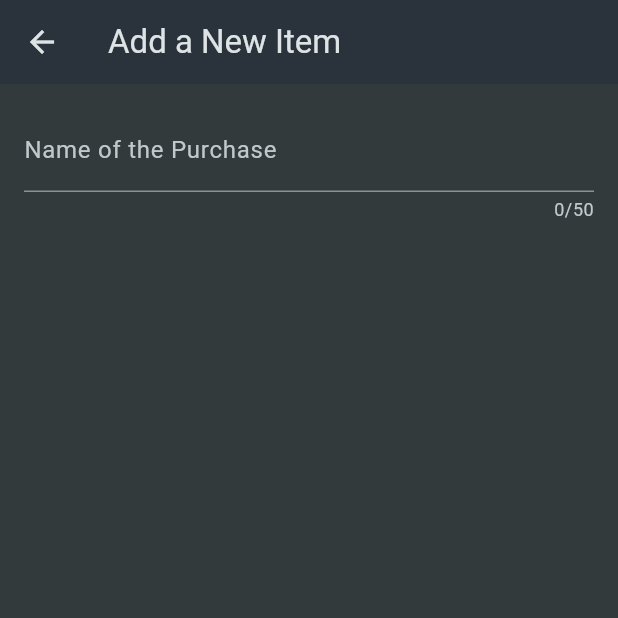
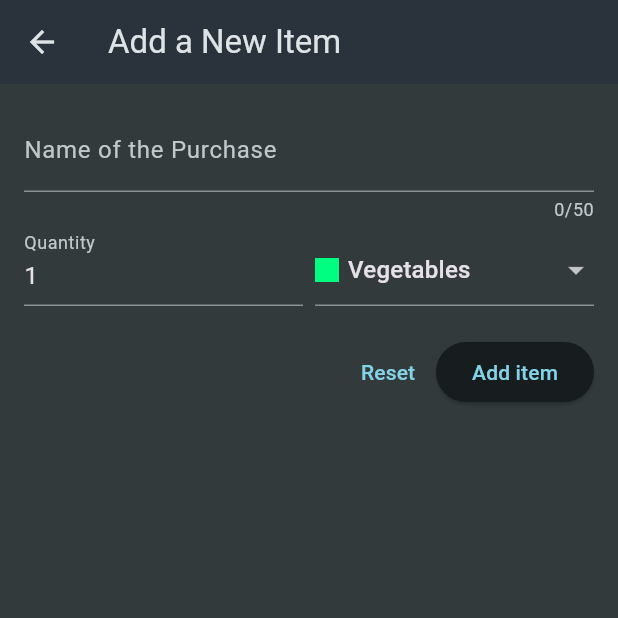
Before and after one commit to aezakmi7/firebase_shopping_app, a Flutter app: the screen it shows after launch, after a tap on the "add" icon, on a phone screen of 412 x 824 dp, the top half of it. Run offline on Flutter 3.47's test engine with Material 3 defaults, Android fonts, the phone set to English and light mode, and no system bars.

Commit message:
Implemented swipes and dynamic list generation [FINAL]

```diff
--- a/lib/widgets/grocery_list.dart
+++ b/lib/widgets/grocery_list.dart
@@ -1,5 +1,5 @@
 import 'package:flutter/material.dart';
-import 'package:shopping_list_app/data/dummy_items.dart';
+import 'package:shopping_list_app/models/grocery_item.dart';
 import 'package:shopping_list_app/widgets/new_item.dart';
 
 class GroceryList extends StatefulWidget {
@@ -10,38 +10,83 @@ class GroceryList extends StatefulWidget {
 }
 
 class _GroceryListState extends State<GroceryList> {
-  void _addItem() {
-    Navigator.of(context).push(
+  final List<GroceryItem> _groceryItems = [];
+
+  void _addItem() async {
+    final newItem = await Navigator.of(context).push<GroceryItem>(
       MaterialPageRoute(
         builder: (context) => const NewItem(),
       ),
     );
+
+    if (newItem == null) {
+      return;
+    }
+
+    setState(() {
+      _groceryItems.add(newItem);
+    });
   }
 
   @override
   Widget build(BuildContext context) {
-    return Scaffold(
-      appBar: AppBar(
-        title: const Text('Grocery List'),
-        actions: [
-          IconButton(
-            onPressed: _addItem,
-            icon: const Icon(Icons.add),
-          ),
-        ],
-      ),
-      body: ListView.builder(
-        itemCount: groceryItems.length,
-        itemBuilder: (context, index) => ListTile(
-          title: Text(groceryItems[index].name),
+    Widget content = ListView.builder(
+      itemCount: _groceryItems.length,
+      itemBuilder: (context, index) => Dismissible(
+        key: ValueKey(_groceryItems[index].id),
+        direction: DismissDirection.endToStart,
+        background: Container(
+          margin: const EdgeInsets.all(4),
+          decoration: BoxDecoration(
+              color: Theme.of(context).colorScheme.error.withOpacity(0.75),
+              borderRadius: BorderRadius.circular(17)),
+        ),
+        child: ListTile(
+          title: Text(_groceryItems[index].name),
           leading: Container(
-              width: 24, height: 24, color: groceryItems[index].category.color),
+              width: 24,
+              height: 24,
+              color: _groceryItems[index].category.color),
           trailing: Text(
-            groceryItems[index].quantity.toString(),
+            _groceryItems[index].quantity.toString(),
             style: const TextStyle(fontSize: 16),
           ),
         ),
+        onDismissed: (direction) {
+          setState(() {
+            _groceryItems.removeAt(index);
+          });
+        },
       ),
     );
+
+    if (_groceryItems.isEmpty) {
+      content = const Center(
+        child: Column(
+          mainAxisSize: MainAxisSize.min,
+          children: [
+            Text(
+              'Oh no! Nothing here!',
+            ),
+            SizedBox(height: 16),
+            Text(
+              'You can add some groceries by pressing "+" button',
+            ),
+          ],
+        ),
+      );
+    }
+
+    return Scaffold(
+        appBar: AppBar(
+          title: const Text('Grocery List'),
+          actions: [
+            IconButton(
+              onPressed: _addItem,
+              icon: const Icon(Icons.add),
+            ),
+          ],
+        ),
+        body: content);
   }
 }
--- a/lib/widgets/new_item.dart
+++ b/lib/widgets/new_item.dart
@@ -1,4 +1,7 @@
 import 'package:flutter/material.dart';
+import 'package:shopping_list_app/data/categories.dart';
+import 'package:shopping_list_app/models/category.dart';
+import 'package:shopping_list_app/models/grocery_item.dart';
 
 class NewItem extends StatefulWidget {
   const NewItem({super.key});
@@ -8,6 +11,25 @@ class NewItem extends StatefulWidget {
 }
 
 class _NewItemState extends State<NewItem> {
+  final _formKey = GlobalKey<FormState>();
+  var _enteredName = '';
+  var _enteredQuantity = 1;
+  var _selectedCategory = categories[Categories.vegetables]!;
+
+  void _saveItem() {
+    if (_formKey.currentState!.validate()) {
+      _formKey.currentState!.save();
+      Navigator.of(context).pop(
+        GroceryItem(
+          id: DateTime.now().toString(),
+          name: _enteredName,
+          quantity: _enteredQuantity,
+          category: _selectedCategory,
+        ),
+      );
+    }
+  }
+
   @override
   Widget build(BuildContext context) {
     return Scaffold(
@@ -17,6 +39,7 @@ class _NewItemState extends State<NewItem> {
       body: Padding(
         padding: const EdgeInsets.all(16.0),
         child: Form(
+          key: _formKey,
           child: Column(
             children: [
               TextFormField(
@@ -25,11 +48,93 @@ class _NewItemState extends State<NewItem> {
                   labelText: 'Name of the Purchase',
                 ),
                 validator: (value) {
-                return 'Demo';
+                  if (value == null ||
+                      value.isEmpty ||
+                      value.trim().length <= 1 ||
+                      value.trim().length > 50) {
+                    return 'Must be between 1 and 50 characters';
+                  }
+                  return null;
+                },
+                onSaved: (value) {
+                  _enteredName = value!;
                 },
               ),
+              Row(
+                crossAxisAlignment: CrossAxisAlignment.end,
+                children: [
+                  Expanded(
+                    child: TextFormField(
+                      keyboardType: TextInputType.number,
+                      decoration: const InputDecoration(
+                        labelText: 'Quantity',
+                      ),
+                      initialValue: _enteredQuantity.toString(),
+                      validator: (value) {
+                        if (value == null ||
+                            value.isEmpty ||
+                            int.tryParse(value) == null ||
+                            int.tryParse(value)! <= 0) {
+                          return 'Provide valid quantity please!';
+                        }
+                        return null;
+                      },
+                      onChanged: (value) {
+                        _enteredQuantity = int.parse(value);
+                      },
+                    ),
+                  ),
+                  const SizedBox(
+                    width: 8,
+                  ),
+                  Expanded(
+                    child: DropdownButtonFormField(
+                      value: _selectedCategory,
+                      items: [
+                        for (final category in categories.entries)
+                          DropdownMenuItem(
+                            value: category.value,
+                            child: Row(
+                              children: [
+                                Container(
+                                  width: 16,
+                                  height: 16,
+                                  color: category.value.color,
+                                ),
+                                const SizedBox(width: 6),
+                                Text(category.value.title),
                               ],
-        )),
+                            ),
+                          ),
+                      ],
+                      onChanged: (value) {
+                        setState(() {
+                          _selectedCategory = value!;
+                        });
+                      },
+                    ),
+                  ),
+                ],
+              ),
+              const SizedBox(height: 20),
+              Row(
+                children: [
+                  const Spacer(),
+                  TextButton(
+                    onPressed: () {
+                      _formKey.currentState!.reset();
+                    },
+                    child: const Text('Reset'),
+                  ),
+                  ElevatedButton(
+                    onPressed: _saveItem,
+                    child: const Text('Add item'),
+                  ),
+                ],
+              )
+            ],
+          ),
+        ),
       ),
     );
   }
```
Lines whose indentation alone changed are shown as unchanged.
